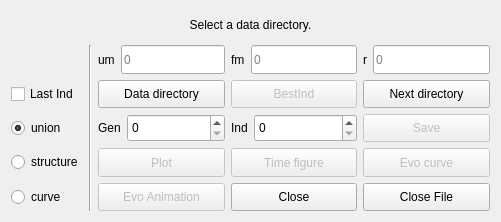
Before: the Qt Designer form ans_res.ui in xxuyuqi/Analyse_Result_pyqt, drawn with Qt 5.
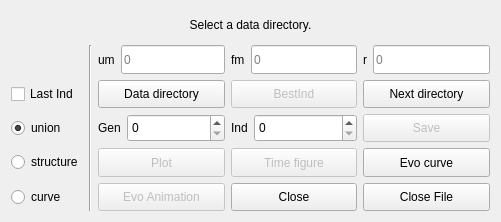
After: the same form once the commit is applied.

Diff of the .ui file:
```diff
--- a/ans_res.ui
+++ b/ans_res.ui
@@ -20,7 +20,7 @@
    <item row="4" column="4">
     <widget class="QPushButton" name="pushButton_7">
      <property name="enabled">
-      <bool>false</bool>
+      <bool>true</bool>
      </property>
      <property name="sizePolicy">
       <sizepolicy hsizetype="Expanding" vsizetype="Expanding">
```
